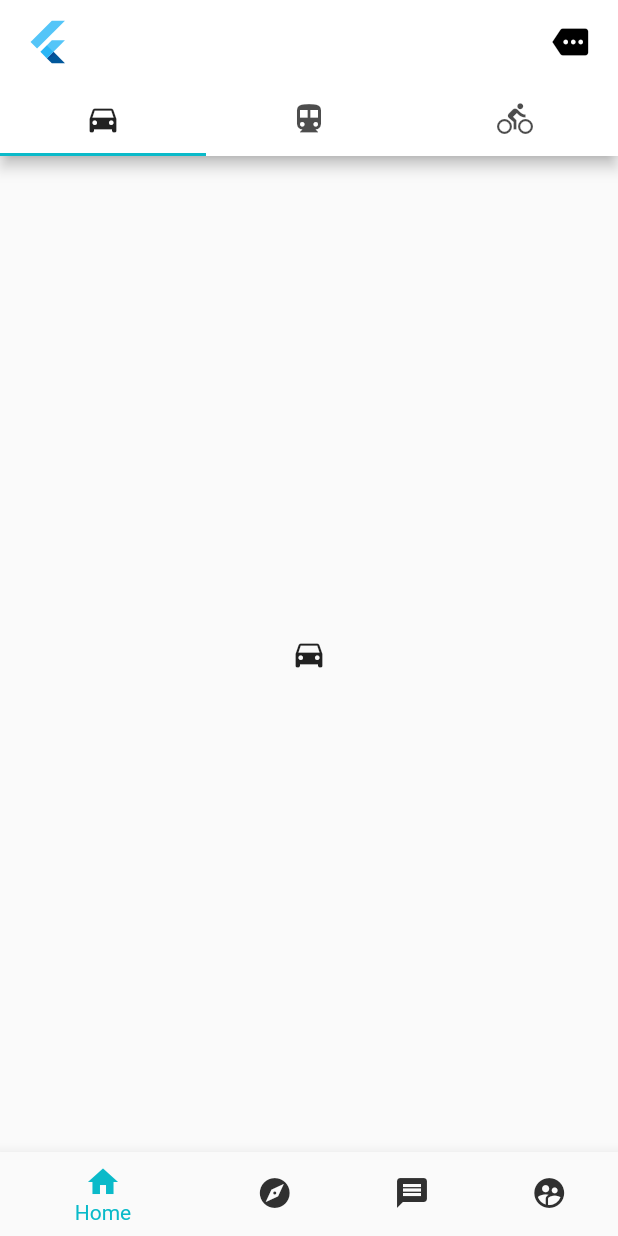
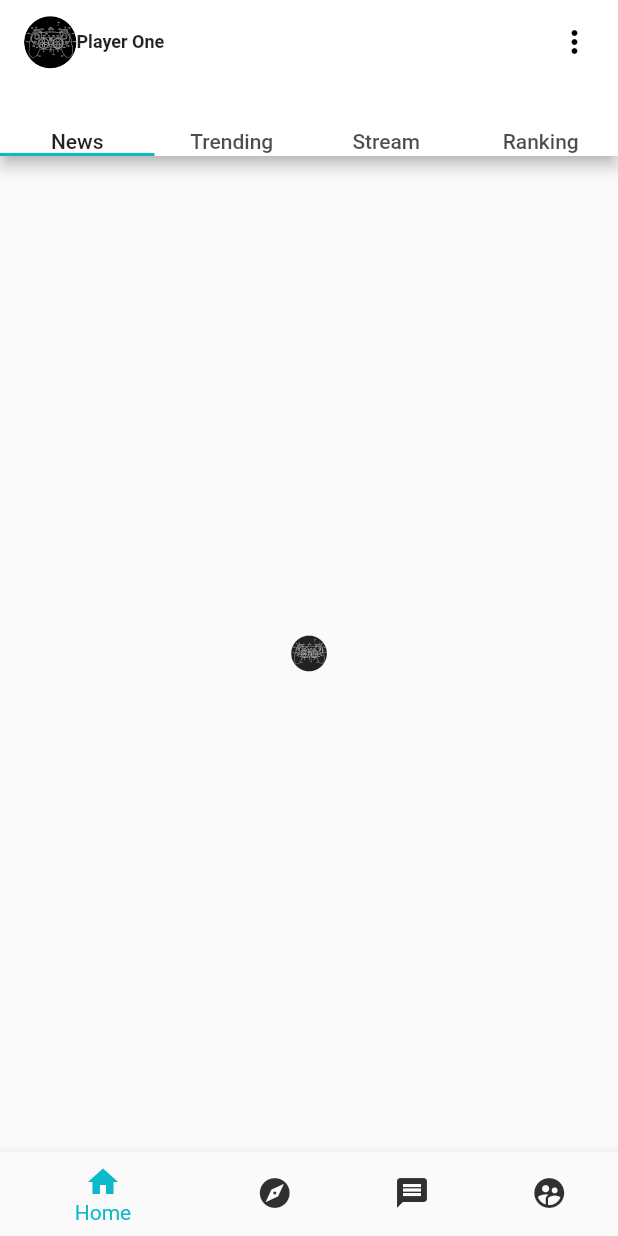
Before and after one commit to VodeniZeko/Flutter, a Flutter app: the screen it shows after launch, on a phone screen of 412 x 824 dp. Run offline on Flutter 3.47's test engine with Material 2 defaults, Android fonts, the phone set to English and light mode, and no system bars.

Commit message:
nav bars and logo

```diff
--- a/player1/lib/main.dart
+++ b/player1/lib/main.dart
@@ -24,8 +24,6 @@ class MyStatefulWidget extends StatefulWidget {
 
 class _MyStatefulWidgetState extends State<MyStatefulWidget> {
   int _selectedIndex = 0;
-  static const TextStyle optionStyle =
-      TextStyle(fontSize: 30, fontWeight: FontWeight.bold);
   static List<Widget> _widgetOptions = <Widget>[
     Home(),
     Explore(),
@@ -49,19 +47,19 @@ class _MyStatefulWidgetState extends State<MyStatefulWidget> {
         items: const <BottomNavigationBarItem>[
           BottomNavigationBarItem(
             icon: Icon(Icons.home),
-            title: Text('Home'),
+            title: Text('Home', textScaleFactor: .8),
           ),
           BottomNavigationBarItem(
             icon: Icon(Icons.explore),
-            title: Text('Explore'),
+            title: Text('Explore', textScaleFactor: .8),
           ),
           BottomNavigationBarItem(
             icon: Icon(Icons.message),
-            title: Text('Chat'),
+            title: Text('Chat', textScaleFactor: .8),
           ),
           BottomNavigationBarItem(
             icon: Icon(Icons.supervised_user_circle),
-            title: Text('Profile'),
+            title: Text('Profile', textScaleFactor: .8),
           ),
         ],
         currentIndex: _selectedIndex,
--- a/player1/lib/pages/home.dart
+++ b/player1/lib/pages/home.dart
@@ -1,4 +1,5 @@
 import 'package:flutter/material.dart';
+import "my_icon.dart";
 
 class Home extends StatelessWidget {
   @override
@@ -11,38 +12,54 @@ class Home extends StatelessWidget {
         accentColor: Color.fromRGBO(10, 186, 201, 100),
       ),
       home: DefaultTabController(
-        length: 3,
+        length: 4,
         child: Scaffold(
           appBar: AppBar(
             title: Row(
               children: <Widget>[
-                Expanded(
-                  child: FittedBox(
-                    fit: BoxFit.contain, // otherwise the logo will be tiny
-                    child: const FlutterLogo(),
+                ClipOval(
+                  child: Material(
+                    child: InkWell(
+                      splashColor: Colors.green, // inkwell color
+                      child: SizedBox(
+                          width: 35,
+                          height: 35,
+                          child: Icon(
+                            MyFlutterApp.logo,
+                            size: 35,
+                          )),
+                      onTap: () {},
+                    ),
+                  ),
+                ),
+                const Text(
+                  "Player One",
+                  style: TextStyle(
+                    fontWeight: FontWeight.bold,
+                    fontSize: 12.0,
                   ),
                 ),
                 Spacer(flex: 10),
-                // const Text('Deliver features faster',
-                //     textAlign: TextAlign.center),
                 Expanded(
-                  child: Icon(Icons.more),
+                  child: Icon(Icons.more_vert),
                 ),
               ],
             ),
             bottom: TabBar(
               tabs: [
-                Tab(icon: Icon(Icons.directions_car)),
-                Tab(icon: Icon(Icons.directions_transit)),
-                Tab(icon: Icon(Icons.directions_bike)),
+                const Text("News"),
+                const Text("Trending"),
+                const Text("Stream"),
+                const Text("Ranking"),
               ],
             ),
           ),
           body: TabBarView(
             children: [
-              Icon(Icons.directions_car),
+              Icon(MyFlutterApp.logo),
               Icon(Icons.directions_transit),
               Icon(Icons.directions_bike),
+              Icon(Icons.directions_transit),
             ],
           ),
         ),
--- /dev/null
+++ b/player1/lib/pages/my_icon.dart
@@ -0,0 +1,26 @@
+/// Flutter icons MyFlutterApp
+/// Copyright (C) 2020 by original authors @ fluttericon.com, fontello.com
+/// This font was generated by FlutterIcon.com, which is derived from Fontello.
+///
+/// To use this font, place it in your fonts/ directory and include the
+/// following in your pubspec.yaml
+///
+/// flutter:
+///   fonts:
+///    - family:  MyFlutterApp
+///      fonts:
+///       - asset: fonts/MyFlutterApp.ttf
+///
+///
+///
+import 'package:flutter/widgets.dart';
+
+class MyFlutterApp {
+  MyFlutterApp._();
+
+  static const _kFontFam = 'MyFlutterApp';
+  static const _kFontPkg = null;
+
+  static const IconData logo =
+      IconData(0xe801, fontFamily: _kFontFam, fontPackage: _kFontPkg);
+}
```
Also changed, not shown: player1/pubspec.yaml (+10 -20 lines), player1/fonts/logo.ttf (added), player1/pubspec.lock, 1 other file.
